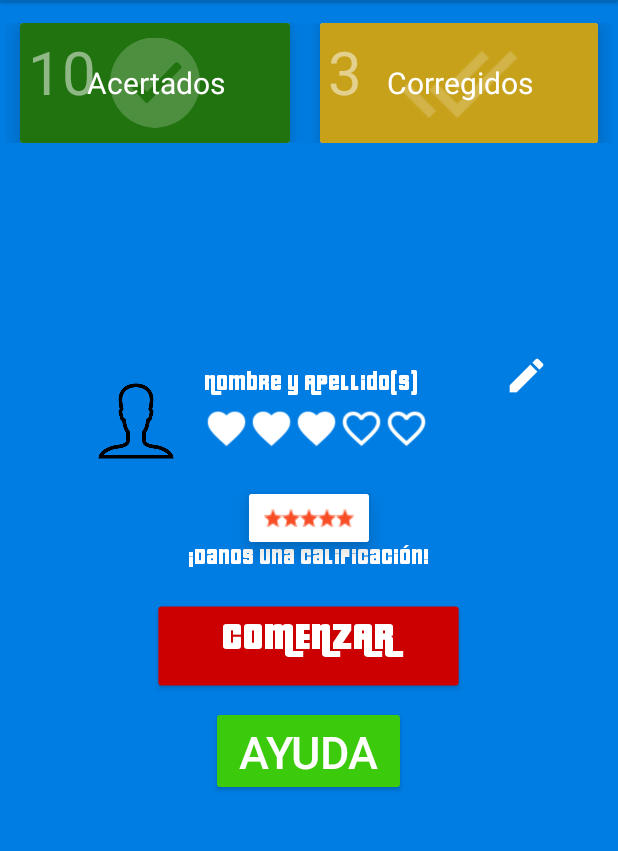
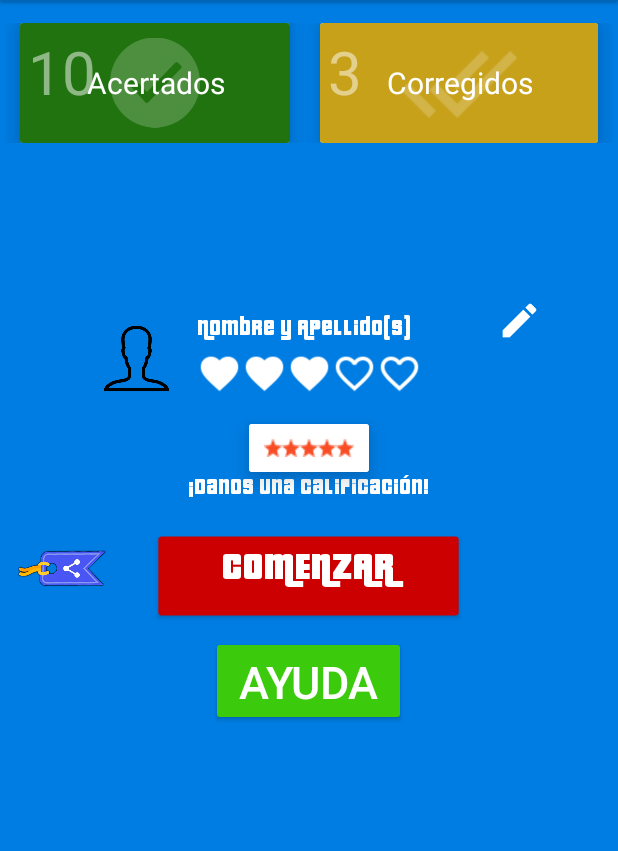
Before and after one commit to yasniel1408/flags_game, an Android app: the MainActivity screen opened directly, with no data from a screen before it, on a phone screen of 412 x 824 dp, the part 102-953 px from its top. Run offline under Robolectric (Android 15) with nearby library versions, the phone set to English and light mode, and no system bars; our stand-ins replace Shimmer; pictures from the network do not load.

Commit message:
ya con el share fucionando

```diff
--- a/app/src/main/java/com/example/yasniel/flagsgame/DetallePais.kt
+++ b/app/src/main/java/com/example/yasniel/flagsgame/DetallePais.kt
@@ -22,6 +22,7 @@ class DetallePais : AppCompatActivity() {
 
         if (Build.VERSION.SDK_INT >= Build.VERSION_CODES.LOLLIPOP) {
             val posicion = intent?.getStringExtra("pos")
+            relativeLayoutPaCambiar.setTransitionName(intent.getStringExtra("transition"))
 
 
             val transition = window.sharedElementEnterTransition
--- a/app/src/main/res/layout/activity_main.xml
+++ b/app/src/main/res/layout/activity_main.xml
@@ -273,58 +273,55 @@
                     </LinearLayout>
 
 
-
-
             <LinearLayout
-                android:layout_marginTop="10dp"
-                android:orientation="vertical"
+                android:layout_width="match_parent"
+                android:layout_height="wrap_content"
                 android:layout_gravity="center"
+                android:layout_marginTop="3dp"
                 android:gravity="center"
-                android:layout_width="match_parent"
-                android:layout_height="wrap_content">
+                android:orientation="vertical">
 
 
                 <LinearLayout
                     android:layout_width="wrap_content"
                     android:layout_height="wrap_content"
-                    android:layout_marginTop="30dp"
                     android:layout_marginBottom="3dp"
-                    android:orientation="horizontal"
-                    >
+                    android:layout_marginTop="0dp"
+                    android:orientation="horizontal">
+
                     <ImageView
-                        android:layout_width="80dp"
-                        android:layout_height="80dp"
                         android:id="@+id/fotoPersona"
+                        android:layout_width="70dp"
+                        android:layout_height="70dp"
+                        android:layout_margin="5dp"
                         android:scaleType="centerCrop"
-                        android:layout_margin="5dp"
                         android:src="@drawable/persona" />
-
 
 
                     <LinearLayout
                         android:layout_width="wrap_content"
                         android:layout_height="wrap_content"
-                        android:orientation="vertical"
-                        >
+                        android:orientation="vertical">
+
                         <LinearLayout
                             android:layout_width="wrap_content"
                             android:layout_height="wrap_content">
+
                             <TextView
+                                android:id="@+id/nombreApellidos"
                                 android:layout_width="200dp"
                                 android:layout_height="wrap_content"
+                                android:layout_marginTop="10dp"
                                 android:text="@string/nombreA"
-                                android:textSize="20dp"
-                                android:id="@+id/nombreApellidos"
-                                android:layout_marginTop="10dp"
                                 android:textColor="@color/white"
-                                />
+                                android:textSize="20dp" />
+
                             <ImageView
+                                android:id="@+id/editarUser"
                                 android:layout_width="30dp"
                                 android:layout_height="30dp"
-                                android:src="@drawable/ic_edit_white_36dp"
                                 android:background="#00ffffff"
-                                android:id="@+id/editarUser"
-                                />
+                                android:src="@drawable/ic_edit_white_36dp" />
                         </LinearLayout>
 
 
@@ -334,35 +331,34 @@
                         <!--android:layout_height="wrap_content"-->
                         <!--&gt;-->
                         <LinearLayout
-                                android:layout_marginTop="5dp"
                             android:layout_width="match_parent"
-                                android:layout_height="wrap_content">
+                            android:layout_height="wrap_content"
+                            android:layout_marginTop="5dp">
 
                             <ImageView
                                 android:layout_width="30dp"
                                 android:layout_height="30dp"
-                                    android:src="@drawable/ic_favorite_white_48dp"
-                                    />
+                                android:src="@drawable/ic_favorite_white_48dp" />
+
                             <ImageView
                                 android:layout_width="30dp"
                                 android:layout_height="30dp"
-                                    android:src="@drawable/ic_favorite_white_48dp"
-                                    />
+                                android:src="@drawable/ic_favorite_white_48dp" />
+
                             <ImageView
                                 android:layout_width="30dp"
                                 android:layout_height="30dp"
-                                    android:src="@drawable/ic_favorite_white_48dp"
-                                    />
+                                android:src="@drawable/ic_favorite_white_48dp" />
+
                             <ImageView
                                 android:layout_width="30dp"
                                 android:layout_height="30dp"
-                                    android:src="@drawable/ic_favorite_border_white_24dp"
-                                    />
+                                android:src="@drawable/ic_favorite_border_white_24dp" />
+
                             <ImageView
                                 android:layout_width="30dp"
                                 android:layout_height="30dp"
-                                    android:src="@drawable/ic_favorite_border_white_24dp"
-                                    />
+                                android:src="@drawable/ic_favorite_border_white_24dp" />
 
                         </LinearLayout>
                         <!--</com.facebook.shimmer.ShimmerFrameLayout>-->
@@ -373,19 +369,19 @@
                 </LinearLayout>
 
                 <android.support.v7.widget.CardView
-                    app:cardElevation="9dp"
+                    android:layout_width="wrap_content"
+                    android:layout_height="wrap_content"
                     android:orientation="horizontal"
+                    app:cardElevation="9dp">
+
+                    <ImageButton
+                        android:id="@+id/calificacion"
                         android:layout_width="wrap_content"
-                    android:layout_height="wrap_content">
-                    <ImageButton
-                        android:layout_width="wrap_content"
+                        android:layout_height="wrap_content"
                         android:layout_gravity="center"
-                        android:layout_height="wrap_content"
-                        android:src="@drawable/ratings"
                         android:background="#fff"
                         android:padding="10dp"
-                        android:id="@+id/calificacion"
-                        />
+                        android:src="@drawable/ratings" />
                 </android.support.v7.widget.CardView>
 
                 <TextView
@@ -398,32 +394,37 @@
                     android:textSize="20dp" />
 
 
+                <Button
+                    android:id="@+id/comenzar"
+                    android:layout_width="190dp"
+                    android:layout_height="60dp"
+                    android:layout_gravity="center"
+                    android:layout_marginTop="20dp"
+                    android:backgroundTint="@android:color/holo_red_dark"
+                    android:gravity="center_horizontal"
+                    android:text="@string/comenzar"
+                    android:textColor="@android:color/background_light"
+                    android:textSize="30dp" />
 
                 <Button
-                    android:layout_width="190dp"
-                    android:layout_height="60dp"
-                    android:text="@string/comenzar"
-                    android:textSize="30dp"
-                    android:layout_marginTop="20dp"
-                    android:id="@+id/comenzar"
-                    android:layout_gravity="center"
-                    android:gravity="center_horizontal"
-                    android:textColor="@android:color/background_light"
-                    android:backgroundTint="@android:color/holo_red_dark"
-                    />
-
-                <Button
+                    android:id="@+id/ayuda"
                     android:layout_width="130dp"
                     android:layout_height="60dp"
+                    android:layout_marginTop="10dp"
+                    android:backgroundTint="#3cca0d"
+                    android:gravity="center_horizontal"
                     android:text="@string/ayuda"
-                    android:textSize="30dp"
-                    android:layout_marginTop="10dp"
-                    android:id="@+id/ayuda"
-                    android:gravity="center_horizontal"
                     android:textColor="@android:color/background_light"
-                    android:backgroundTint="#3cca0d"
-                    />
+                    android:textSize="30dp" />
 
+                <ImageView
+                    android:id="@+id/share"
+                    android:layout_width="100dp"
+                    android:layout_height="30dp"
+                    android:elevation="100dp"
+                    android:src="@drawable/marcador_share"
+                    android:translationX="-165dp"
+                    android:translationY="-120dp" />
 
 
             </LinearLayout>
@@ -435,6 +436,10 @@
         </LinearLayout>
 
 
+
+
     </ScrollView>
 
+
+
 </LinearLayout>
--- a/app/src/main/res/values/strings.xml
+++ b/app/src/main/res/values/strings.xml
@@ -14,7 +14,10 @@
     <string name="enviar">Enviar</string>
     <string name="escribe">Escribe tu opinión</string>
     <string name="datos">Datos de Usuario:</string>
-    <string name="aprende">Aprende más de la banderas</string>
+    <string name="aprende">Aprende más de las banderas</string>
+    <string name="compartiendo">Compartiendo aplicación...</string>
+    <string name="compartir">Te recomiendo esta apk: </string>
+    <string name="compartir2">Compartir aplicación</string>
 
 
     <!--<string name="afganistan">Afganistán</string>-->
```
Also changed, not shown: app/src/main/java/com/example/yasniel/flagsgame/MainActivity.kt (+32 -6 lines), app/src/main/java/com/example/yasniel/flagsgame/adapters/AdapterRecyclerView.java (+4 -10 lines), app/src/main/res/drawable/android-image.png (added), app/src/main/res/drawable/marcador_share.png (added), app/src/main/res/drawable/share.png (added), 1 other file. Lines whose indentation alone changed are shown as unchanged.
